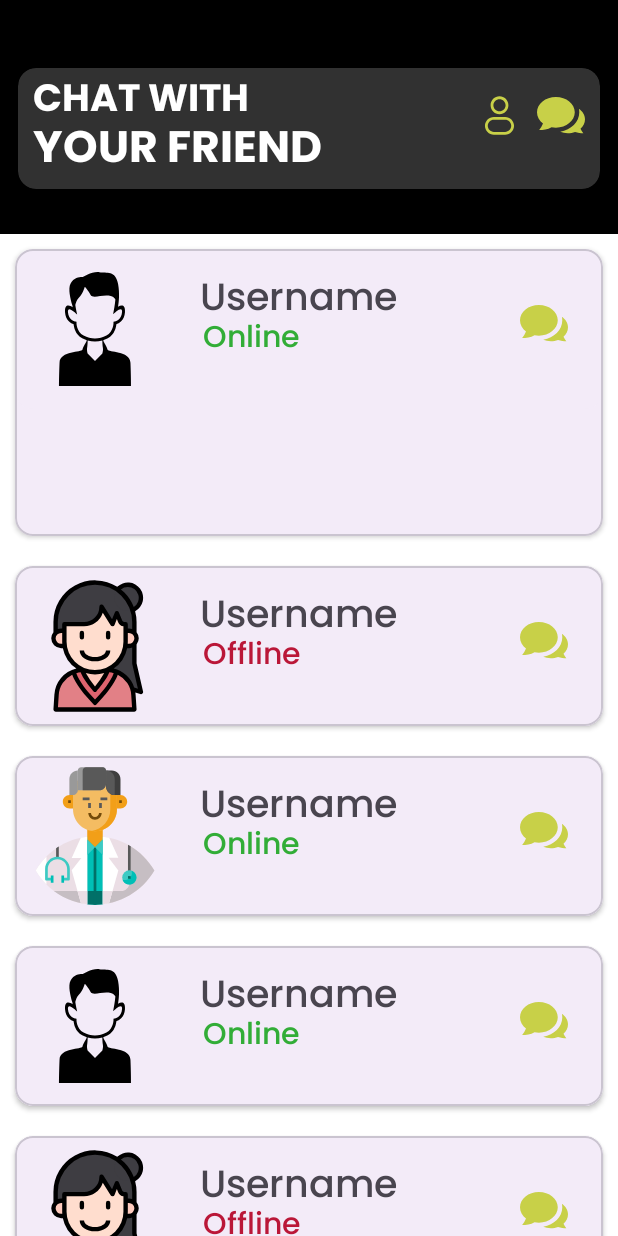
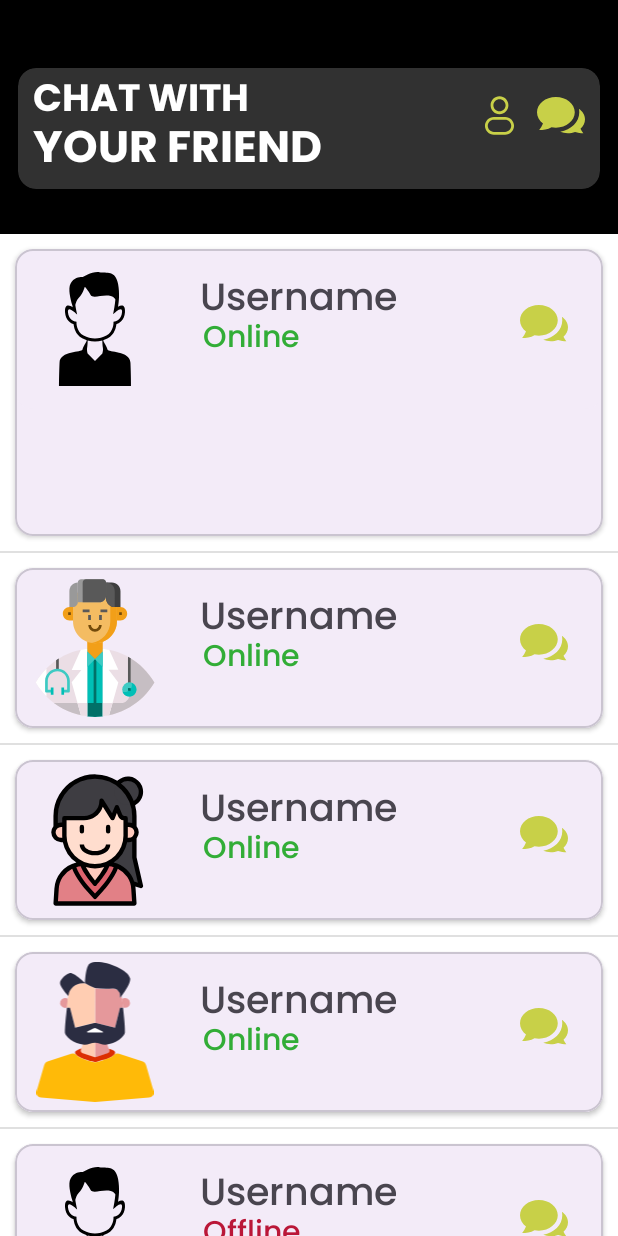
Before and after one commit to mrAyush1804/recyclerviewwithprogressbarandmotionlayout, an Android app: the MainActivity screen opened directly, with no data from a screen before it, after a tap on "Username", on a phone screen of 412 x 824 dp. Run offline under Robolectric (Android 15) with nearby library versions, the phone set to English and light mode, and no system bars.

```diff
--- a/app/build.gradle.kts
+++ b/app/build.gradle.kts
@@ -46,4 +46,5 @@ dependencies {
     androidTestImplementation(libs.androidx.junit)
     androidTestImplementation(libs.androidx.espresso.core)
     implementation ("androidx.viewpager2:viewpager2:1.0.0")
+    implementation ("com.android.support:design:28.0.0-rc01")
 }
--- /dev/null
+++ b/app/src/main/java/com/example/recyclerviewprectice/InfiniteScrollListener.kt
@@ -0,0 +1,47 @@
+import androidx.recyclerview.widget.LinearLayoutManager
+import androidx.recyclerview.widget.RecyclerView
+import com.example.recyclerviewprectice.MainActivity
+
+class InfiniteScrollListener(
+    private val linearLayoutManager: LinearLayoutManager,
+    private val listener: MainActivity
+) :
+    RecyclerView.OnScrollListener() {
+    private var loading = false
+    private var pauseListening = false
+
+
+    private var END_OF_FEED_ADDED = false
+    private val NUM_LOAD_ITEMS = 10
+
+    override fun onScrolled(recyclerView: RecyclerView, dx: Int, dy: Int) {
+        super.onScrolled(recyclerView, dx, dy)
+        if (dx == 0 && dy == 0) return
+        val totalItemCount = linearLayoutManager.itemCount
+        val lastVisibleItem = linearLayoutManager.findLastVisibleItemPosition()
+        if (!loading && totalItemCount <= lastVisibleItem + VISIBLE_THRESHOLD && totalItemCount != 0 && !END_OF_FEED_ADDED && !pauseListening) {
+            listener.loadMore(NUM_LOAD_ITEMS)
+            loading = true
+        }
+    }
+
+    fun setLoaded() {
+        loading = false
+    }
+
+    interface OnLoadMoreListener {
+        fun loadMore()
+    }
+
+    fun addEndOfRequests() {
+        this.END_OF_FEED_ADDED = true
+    }
+
+    fun pauseScrollListener(pauseListening: Boolean) {
+        this.pauseListening = pauseListening
+    }
+
+    companion object {
+        private const val VISIBLE_THRESHOLD = 2
+    }
+}
--- a/app/src/main/java/com/example/recyclerviewprectice/MainActivity.kt
+++ b/app/src/main/java/com/example/recyclerviewprectice/MainActivity.kt
@@ -1,45 +1,74 @@
 package com.example.recyclerviewprectice
 
-import android.animation.ObjectAnimator
-import android.animation.ValueAnimator
+import InfiniteScrollListener
 import android.annotation.SuppressLint
 import android.os.Bundle
-import android.view.View
-import android.view.animation.AnimationUtils
-import android.widget.HorizontalScrollView
+import android.os.Handler
 import android.widget.Toast
 import androidx.appcompat.app.AppCompatActivity
 import androidx.core.content.ContextCompat
-import androidx.core.graphics.toColor
 import androidx.core.view.ViewCompat
 import androidx.core.view.WindowInsetsCompat
+import androidx.recyclerview.widget.DividerItemDecoration
 import androidx.recyclerview.widget.ItemTouchHelper
 import androidx.recyclerview.widget.LinearLayoutManager
 import androidx.recyclerview.widget.RecyclerView
-import com.google.android.material.card.MaterialCardView
+
 
 class MainActivity : AppCompatActivity() {
     private lateinit var recyclerView: RecyclerView
-    private lateinit var secondrecyclerview:RecyclerView
-    private lateinit var materialCardView: MaterialCardView
     private lateinit var rvadapteritem: rvadapteritem
     private lateinit var dataList: ArrayList<itemmodel>
-    val data = ArrayList<itemmodel>()
-    private lateinit var   info:ArrayList<secondlist>
+    private lateinit var info: ArrayList<secondlist>
+    var infiniteScrollListener: InfiniteScrollListener? = null
+
+
     override fun onCreate(savedInstanceState: Bundle?) {
         super.onCreate(savedInstanceState)
-        window.statusBarColor = ContextCompat.getColor(this, R.color.black);
+        window.statusBarColor = ContextCompat.getColor(this, R.color.black)
         setContentView(R.layout.activity_main)
+
         ViewCompat.setOnApplyWindowInsetsListener(findViewById(R.id.main)) { v, insets ->
             val systemBars = insets.getInsets(WindowInsetsCompat.Type.systemBars())
             v.setPadding(systemBars.left, systemBars.top, systemBars.right, systemBars.bottom)
             insets
         }
-        insalization()
-        recyclerView.layoutManager = LinearLayoutManager(this)
 
 
-        val info = ArrayList<secondlist>()
+        initializeViews()
+        initializeInfo()
+        populateData()
+        setupSwipeToDelete()
+
+
+        recyclerView.layoutManager = LinearLayoutManager(this)
+        rvadapteritem = rvadapteritem(dataList, this)
+        recyclerView.adapter = rvadapteritem
+
+        val manager = LinearLayoutManager(this)
+        infiniteScrollListener = InfiniteScrollListener(manager, this)
+        infiniteScrollListener!!.setLoaded()
+
+
+
+        recyclerView.layoutManager = manager
+        recyclerView.addOnScrollListener(infiniteScrollListener!!)
+        /** ye recical viwew ke decoration ke liye use ho raha ha ***/
+
+        recyclerView.addItemDecoration(DividerItemDecoration(this, DividerItemDecoration.VERTICAL))
+
+
+
+    }
+
+    private fun initializeViews() {
+        recyclerView = findViewById(R.id.recyclerviewlist)
+    }
+
+    private fun initializeInfo() {
+        info = ArrayList()
+
+
         info.add(
             secondlist(
                 R.drawable.videocall,
@@ -48,57 +77,28 @@ class MainActivity : AppCompatActivity() {
                 "Group call",
                 "Video Call",
                 "call"
-            ),
             )
-        val info1 = ArrayList<secondlist>()
-        info1.add(
-            secondlist(
-                R.drawable.videocall,
-                R.drawable.group_video_call,
-                R.drawable.no_internet_connection,
-                "Group call",
-                "Video Call",
-                "Network"
-            ),
         )
 
 
+    }
 
+    private fun populateData() {
+        dataList = ArrayList()
+        var usernameCount = 0
+        for (i in 0 until 4) {
+            dataList.add(itemmodel(R.drawable.male, "Username ", if (i % 2 == 0) "Online" else "Offline", info))
+            dataList.add(itemmodel(R.drawable.doctor, "Username ", if (i % 2 == 0) "Online" else "Offline", info))
+            dataList.add(itemmodel(R.drawable.girl, "Username ", if (i % 2 == 0) "Online" else "Offline", info))
+            dataList.add(itemmodel(R.drawable.male__1_, "Username ", if (i % 2 == 0) "Online" else "Offline", info))
+            usernameCount++
+        }
+    }
+  /** ye swip to deleate karne ke liye jab tum left
+  *swap karo ge tho item deleat ho jaye ga recycalview se***/
 
-        data.add(itemmodel(R.drawable.male, "Username", "Online", info))
-        data.add(itemmodel(R.drawable.girl, "Username", "Offline", info1))
-        data.add(itemmodel(R.drawable.doctor, "Username", "Online", info))
-        data.add(itemmodel(R.drawable.male, "Username", "Online", info))
-        data.add(itemmodel(R.drawable.girl, "Username", "Offline", info1))
-        data.add(itemmodel(R.drawable.doctor, "Username", "Online", info))
-        data.add(itemmodel(R.drawable.girl, "Username", "Online", info))
-        data.add(itemmodel(R.drawable.doctor, "Username", "Offline", info1))
-        data.add(itemmodel(R.drawable.male__1_, "Username", "Online", info))
-        data.add(itemmodel(R.drawable.male, "Username", "Online", info))
-        data.add(itemmodel(R.drawable.doctor, "Username", "Offline", info1))
-        data.add(itemmodel(R.drawable.male__1_, "Username", "Online", info))
-        data.add(itemmodel(R.drawable.girl, "Username", "Online", info))
-        data.add(itemmodel(R.drawable.male, "Username", "Offline", info1))
-        data.add(itemmodel(R.drawable.doctor, "Username", "Online", info))
-        data.add(itemmodel(R.drawable.doctor, "Username", "Online", info))
-        data.add(itemmodel(R.drawable.male, "Username", "Online", info))
-        data.add(itemmodel(R.drawable.girl, "Username", "Offline", info1))
-        data.add(itemmodel(R.drawable.doctor, "Username", "Online", info))
-        data.add(itemmodel(R.drawable.doctor, "Username", "Online", info))
-        data.add(itemmodel(R.drawable.male, "Username", "Online", info))
-        data.add(itemmodel(R.drawable.girl, "Username", "Offline", info1))
-        data.add(itemmodel(R.drawable.doctor, "Username", "Online", info))
-        data.add(itemmodel(R.drawable.girl, "Username", "Online", info))
-        data.add(itemmodel(R.drawable.doctor, "Username", "Offline", info1))
-        data.add(itemmodel(R.drawable.male__1_, "Username", "Online", info))
-        data.add(itemmodel(R.drawable.male, "Username", "Online", info))
-
-
-        val adpter = rvadapteritem(data, this)
-        recyclerView.adapter = adpter
-
-       val itemTouchHelper=ItemTouchHelper(object :
-       ItemTouchHelper.SimpleCallback(0,ItemTouchHelper.LEFT){
+    private fun setupSwipeToDelete() {
+        val itemTouchHelper = ItemTouchHelper(object : ItemTouchHelper.SimpleCallback(0, ItemTouchHelper.LEFT) {
             override fun onMove(
                 recyclerView: RecyclerView,
                 viewHolder: RecyclerView.ViewHolder,
@@ -109,30 +109,33 @@ class MainActivity : AppCompatActivity() {
 
             @SuppressLint("NotifyDataSetChanged")
             override fun onSwiped(viewHolder: RecyclerView.ViewHolder, direction: Int) {
-              val position=viewHolder.adapterPosition
-                when(direction)
-               {
-                  ItemTouchHelper.LEFT->{
-                      data.removeAt(position)
-                      adpter.notifyDataSetChanged().apply {
-                         Toast.makeText(applicationContext, "deleted", Toast.LENGTH_SHORT).show()
-                      }
-                  }
+                val position = viewHolder.adapterPosition
+                if (position != RecyclerView.NO_POSITION) {
+                    dataList.removeAt(position)
+                    rvadapteritem.notifyItemRemoved(position)
+                    Toast.makeText(applicationContext, "Item deleted", Toast.LENGTH_SHORT).show()
                 }
             }
         })
         itemTouchHelper.attachToRecyclerView(recyclerView)
-
     }
 
 
 
+    @SuppressLint("NotifyDataSetChanged")
+     fun loadMore(NUM_LOAD_ITEMS: Int) {
+        val handler = Handler()
+        handler.postDelayed({
+            val currentSize = NUM_LOAD_ITEMS
+            for (i in currentSize until currentSize + 2) {
+                dataList.add(itemmodel(R.drawable.male, "Username ", if (i % 2 == 0) "Online" else "Offline", info))
+                dataList.add(itemmodel(R.drawable.doctor, "Username ", if (i % 2 == 0) "Online" else "Offline", info))
+                dataList.add(itemmodel(R.drawable.girl, "Username ", if (i % 2 == 0) "Online" else "Offline", info))
+                dataList.add(itemmodel(R.drawable.male__1_, "Username ", if (i % 2 == 0) "Online" else "Offline", info))
+            }
+            rvadapteritem.notifyDataSetChanged()
+           infiniteScrollListener?.setLoaded()
 
-    fun insalization() {
-        recyclerView = findViewById(R.id.recyclerviewlist)
-
-
-
+        }, 2000)
     }
-
 }
--- a/app/src/main/java/com/example/recyclerviewprectice/MainActivity3.kt
+++ b/app/src/main/java/com/example/recyclerviewprectice/MainActivity3.kt
@@ -186,8 +186,5 @@ class MainActivity3 : AppCompatActivity() {
         viewPager2.setPageTransformer(compositePageTransformer)
     }
 
-    fun deleteswapable(i:Int)
-    {
-        data.removeAt(i)
-    }
+
 }
--- /dev/null
+++ b/app/src/main/java/com/example/recyclerviewprectice/adpterprogressbar.kt
@@ -0,0 +1,4 @@
+package com.example.recyclerviewprectice
+
+class adpterprogressbar {
+}
--- a/app/src/main/java/com/example/recyclerviewprectice/rvadapteritem.kt
+++ b/app/src/main/java/com/example/recyclerviewprectice/rvadapteritem.kt
@@ -1,88 +1,104 @@
 package com.example.recyclerviewprectice
 
 import android.content.Context
-import android.graphics.Color
 import android.view.LayoutInflater
 import android.view.View
 import android.view.ViewGroup
-import android.widget.HorizontalScrollView
 import android.widget.ImageView
+import android.widget.ProgressBar
 import android.widget.RelativeLayout
 import android.widget.TextView
 import androidx.core.content.ContextCompat
 import androidx.recyclerview.widget.LinearLayoutManager
 import androidx.recyclerview.widget.RecyclerView
-import com.example.recyclerviewprectice.rvadapteritem.*
-import com.google.android.material.animation.AnimationUtils
-import com.google.android.material.card.MaterialCardView
 
-class rvadapteritem(var mlist:List<itemmodel>, private val context:Context):RecyclerView.Adapter<rvadapteritem.Myviewholder>() {
 
-    override fun onCreateViewHolder(parent: ViewGroup, viewType: Int): Myviewholder {
-        val view = LayoutInflater.from(parent.context)
-            .inflate(R.layout.userlist, parent, false)
+class rvadapteritem(
+    private var mlist: List<itemmodel>,
+    private val context: Context
+) : RecyclerView.Adapter<RecyclerView.ViewHolder>() {
 
-        return Myviewholder(view)
+    private val VIEW_TYPE_ITEM = 0
+    private val VIEW_TYPE_LOADING = 1
+    private var isLoading = true
 
+    override fun onCreateViewHolder(parent: ViewGroup, viewType: Int): RecyclerView.ViewHolder {
+        return if (viewType == VIEW_TYPE_ITEM) {
+            val view = LayoutInflater.from(parent.context)
+                .inflate(R.layout.userlist, parent, false)
+            MyViewHolder(view)
+        } else {
+
+            val view = LayoutInflater.from(parent.context)
+                .inflate(R.layout.progressbar, parent, false)
+            LoadingViewHolder(view)
+
+        }
     }
 
     override fun getItemCount(): Int {
-        return mlist.size
-
-
-
+        return mlist.size + if (isLoading) 1 else 0
     }
 
-    override fun onBindViewHolder(holder: Myviewholder, position: Int) {
+    override fun getItemViewType(position: Int): Int {
+        return if (position >= mlist.size) VIEW_TYPE_LOADING else VIEW_TYPE_ITEM
+    }
 
-        val itemmodel=mlist[position]
-        holder.ivProfile.setImageResource(itemmodel.imageprofile)
-        holder.tvUsername.text = itemmodel.username
-        holder.tvOnline.text = itemmodel.online
-        holder.secondrecyclerView.setHasFixedSize(true)
-        holder.secondrecyclerView.layoutManager=LinearLayoutManager(context)
-        val adpter=rvsecondadpter(itemmodel.secondlist,context)
-        holder.secondrecyclerView.adapter=adpter
+    override fun onBindViewHolder(holder: RecyclerView.ViewHolder, position: Int) {
+        if (holder is MyViewHolder) {
+            populateItemRows(holder, position)
+        } else if (holder is LoadingViewHolder) {
 
-        val isexpandable=itemmodel.isExpendable
-        holder.secondrecyclerView.visibility=if (isexpandable) View.VISIBLE else View.GONE
-        holder.relativeLayout.setOnClickListener(View.OnClickListener {
-            itemmodel.isExpendable=!itemmodel.isExpendable
-            notifyItemChanged(position)
-        })
-
-
-        if (itemmodel.online=="Online")
-        {
-            holder.tvOnline.setTextColor(ContextCompat.getColor(context, R.color.green))
+           showLoadingView(holder,mlist.size-1)
         }
-        else{
-            holder.tvOnline.setTextColor(ContextCompat.getColor(context, R.color.red))
-
-        }
+    }
 
 
 
 
+    class MyViewHolder(itemView: View) : RecyclerView.ViewHolder(itemView) {
+        val ivProfile: ImageView = itemView.findViewById(R.id.Image_profile)
+        val tvUsername: TextView = itemView.findViewById(R.id.tv_username)
+        val tvOnline: TextView = itemView.findViewById(R.id.tv_online)
+        val secondRecyclerView: RecyclerView = itemView.findViewById(R.id.recyclerForsecond)
+        val relativeLayout: RelativeLayout = itemView.findViewById(R.id.relativeForsecondlist)
     }
 
-    class Myviewholder (ItemView: View) : RecyclerView.ViewHolder(ItemView) {
-        val ivProfile:ImageView
-        val tvUsername:TextView
-        val tvOnline:TextView
-        val secondrecyclerView:RecyclerView
-        val relativeLayout:RelativeLayout
-
-        init {
-             ivProfile = ItemView.findViewById(R.id.Image_profile)
-             tvUsername = ItemView.findViewById(R.id.tv_username)
-             tvOnline = ItemView.findViewById(R.id.tv_online)
-             secondrecyclerView=ItemView.findViewById(R.id.recyclerForsecond)
-            relativeLayout=ItemView.findViewById(R.id.relativeForsecondlist)
 
 
+    class LoadingViewHolder(itemView: View) : RecyclerView.ViewHolder(itemView) {
+        val progressBar: ProgressBar = itemView.findViewById(R.id.progressbar)
+    }
+
+
+    private class showLoadingView(viewHolder:LoadingViewHolder, position: Int) {
+
+    }
+
+
+    private fun populateItemRows(viewHolder: MyViewHolder, position: Int) {
+        val itemModel = mlist[position]
+        viewHolder.ivProfile.setImageResource(itemModel.imageprofile)
+        viewHolder.tvUsername.text = itemModel.username
+        viewHolder.tvOnline.text = itemModel.online
+        viewHolder.secondRecyclerView.setHasFixedSize(true)
+        viewHolder.secondRecyclerView.layoutManager = LinearLayoutManager(context)
+
+        val adapter = rvsecondadpter(itemModel.secondlist, context)
+        viewHolder.secondRecyclerView.adapter = adapter
+
+        val isExpandable = itemModel.isExpendable
+        viewHolder.secondRecyclerView.visibility = if (isExpandable) View.VISIBLE else View.GONE
+
+        viewHolder.relativeLayout.setOnClickListener {
+            itemModel.isExpendable = !itemModel.isExpendable
+            notifyItemChanged(position)
         }
 
+        viewHolder.tvOnline.setTextColor(
+            ContextCompat.getColor(context, if (itemModel.online == "Online") R.color.green else R.color.red)
+        )
+    }
 
-    }
+
 }
--- a/app/src/main/res/layout/activity_main.xml
+++ b/app/src/main/res/layout/activity_main.xml
@@ -96,4 +96,7 @@
 
     </androidx.recyclerview.widget.RecyclerView>
 
+
+
+
 </RelativeLayout>
--- a/app/src/main/res/layout/userlist.xml
+++ b/app/src/main/res/layout/userlist.xml
@@ -97,4 +97,7 @@
 
     </RelativeLayout>
 
+
+
+
 </com.google.android.material.card.MaterialCardView>
```
Also changed, not shown: app/src/main/java/com/example/recyclerviewprectice/adpterprogessbar.kt (added, +52 -0 lines), app/src/main/res/drawable/process.xml (added, +42 -0 lines), app/src/main/res/layout/progressbar.xml (added, +17 -0 lines). Lines whose indentation alone changed are shown as unchanged.
